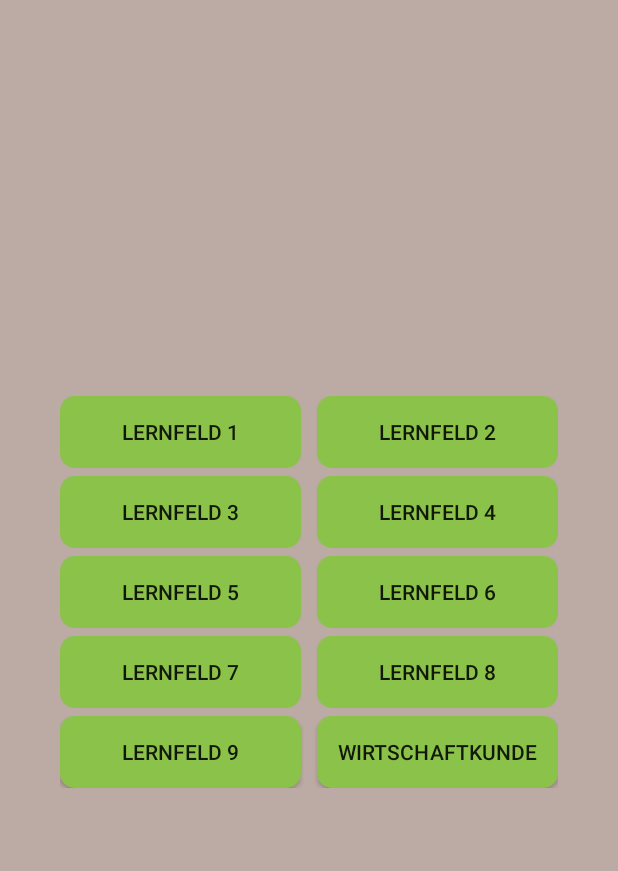
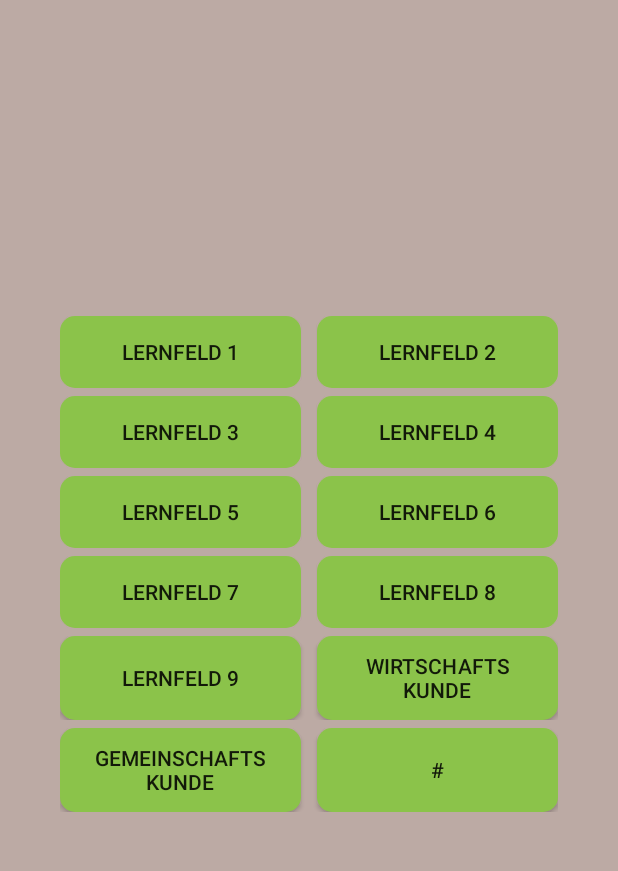
Before and after one commit to keckmi/LearnStuffApp, an Android app: the MainActivity screen opened directly, with no data from a screen before it, on a phone screen of 412 x 824 dp, the part 186-1057 px from its top. Run offline under Robolectric (Android 15) with nearby library versions, the phone set to English and light mode, and no system bars.

Commit message:
add gemeinschaftskunde

```diff
--- a/app/src/main/res/layout/activity_main.xml
+++ b/app/src/main/res/layout/activity_main.xml
@@ -34,7 +34,8 @@
         android:orientation="horizontal"
         android:layout_width="fill_parent"
         android:layout_height="wrap_content"
-        android:layout_centerInParent="true">
+        android:layout_centerInParent="true"
+        android:layout_above="@id/linearLayout2">
 
         <Button
             android:id="@+id/btnLernfeld1"
@@ -61,8 +62,7 @@
         android:layout_width="fill_parent"
         android:layout_height="wrap_content"
         android:layout_centerInParent="true"
-        android:layout_marginTop="5dp"
-        android:layout_below="@id/linearLayout1">
+        android:layout_marginTop="5dp">
 
         <Button
             android:id="@+id/btnLernfeld3"
@@ -166,7 +166,38 @@
             android:layout_width="0.0dip"
             android:layout_height="fill_parent"
             android:layout_marginLeft="5dp"
-            android:text="Wirtschaftkunde"
+            android:text="Wirtschafts\nkunde"
+            android:layout_weight="1.0"
+            android:background="@drawable/btn_bg1"
+            android:layout_below="@id/btnLernfeld2"/>
+
+    </LinearLayout>
+
+    <LinearLayout
+        android:id="@+id/linearLayout6"
+        android:orientation="horizontal"
+        android:layout_width="fill_parent"
+        android:layout_height="wrap_content"
+        android:layout_centerInParent="true"
+        android:layout_marginTop="5dp"
+        android:layout_below="@id/linearLayout5">
+
+        <Button
+            android:id="@+id/btnLernfeld11"
+            android:layout_width="0.0dip"
+            android:layout_height="fill_parent"
+            android:layout_marginRight="5dp"
+            android:text="Gemeinschafts\nkunde"
+            android:layout_weight="1.0"
+            android:background="@drawable/btn_bg1"
+            android:layout_below="@id/btnLernfeld2"/>
+
+        <Button
+            android:id="@+id/btnLernfeld12"
+            android:layout_width="0.0dip"
+            android:layout_height="fill_parent"
+            android:layout_marginLeft="5dp"
+            android:text="#"
             android:layout_weight="1.0"
             android:background="@drawable/btn_bg1"
             android:layout_below="@id/btnLernfeld2"/>
```
